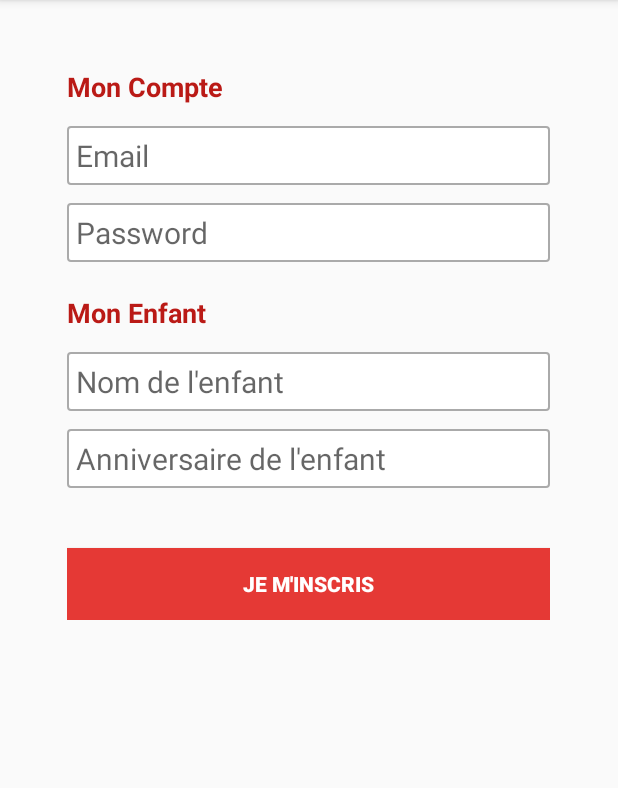
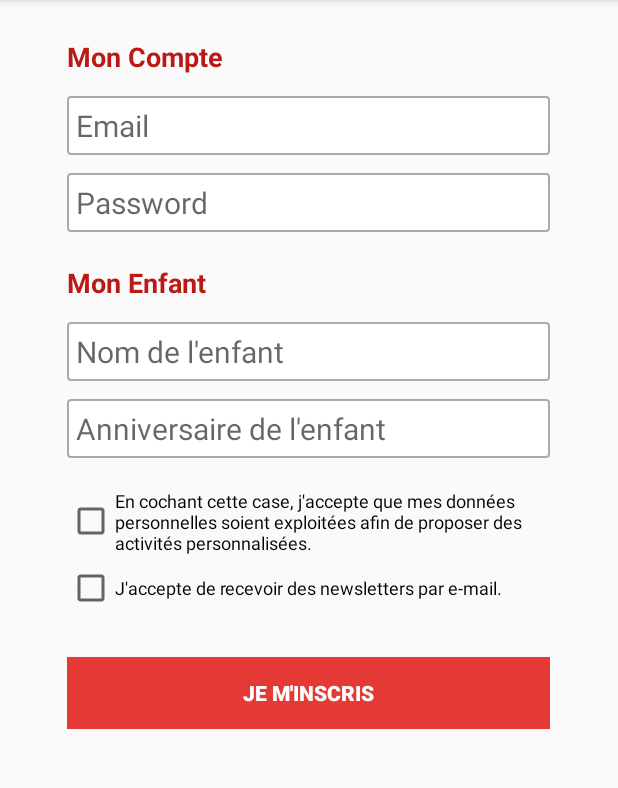
Before and after one commit to ongphil/justkidding_app, an Android app: the SignUpActivity screen opened directly, with no data from a screen before it, on a phone screen of 412 x 824 dp, the part 84-872 px from its top. Run offline under Robolectric (Android 15) with nearby library versions, the phone set to English and light mode, and no system bars; our stand-ins replace Firebase (no records; nobody signed in at launch, a user with empty details on screens opened directly).

Commit message:
Essai sauvetage

```diff
--- a/app/src/main/java/justkidding/justkidding/MainActivity.java
+++ b/app/src/main/java/justkidding/justkidding/MainActivity.java
@@ -53,6 +53,8 @@ public class MainActivity extends AppCompatActivity
 
         Auth = FirebaseAuth.getInstance();
         db = FirebaseFirestore.getInstance();
+
+        //Auth.signOut();
 
         sharedPreferences = getBaseContext().getSharedPreferences("PREFS", MODE_PRIVATE);
 
--- a/app/src/main/res/drawable/circle.xml
+++ b/app/src/main/res/drawable/circle.xml
@@ -2,10 +2,10 @@
 <shape xmlns:android="http://schemas.android.com/apk/res/android"
     android:shape="rectangle">
     <corners android:radius="300dp" />
-    <solid android:color="#DCDCDC" />
+    <solid android:color="@color/colorRedJK" />
     <stroke
         android:width="2dip"
-        android:color="#DCDCDC" />
+        android:color="@color/colorRedJK" />
     <padding
         android:bottom="4dp"
         android:left="4dp"
--- a/app/src/main/res/layout/activity_sign_up.xml
+++ b/app/src/main/res/layout/activity_sign_up.xml
@@ -31,7 +31,7 @@
                 <TextView
                     android:layout_width="match_parent"
                     android:layout_height="wrap_content"
-                    android:layout_marginTop="25dp"
+                    android:layout_marginTop="5dp"
                     android:text="Mon Compte"
                     android:textColor="@color/colorPrimaryDark"
                     android:textSize="18sp"
@@ -88,7 +88,7 @@
                     android:id="@+id/editTextChildBirthday"
                     android:layout_width="match_parent"
                     android:layout_height="wrap_content"
-                    android:layout_marginBottom="40dp"
+                    android:layout_marginBottom="20dp"
                     android:background="@drawable/input_signin_border"
                     android:ems="10"
                     android:hint="Anniversaire de l'enfant"
@@ -96,6 +96,22 @@
                     android:padding="6dp"
                     android:textSize="20sp" />
 
+
+                <CheckBox
+                    android:id="@+id/checkBox"
+                    android:layout_width="match_parent"
+                    android:layout_height="wrap_content"
+                    android:layout_marginBottom="6dp"
+                    android:text="En cochant cette case, j'accepte que mes données personnelles soient exploitées afin de proposer des activités personnalisées."
+                    android:textSize="12sp" />
+
+                <CheckBox
+                    android:id="@+id/checkBox2"
+                    android:layout_width="match_parent"
+                    android:layout_height="wrap_content"
+                    android:layout_marginBottom="30dp"
+                    android:text="J'accepte de recevoir des newsletters par e-mail."
+                    android:textSize="12sp" />
 
                 <Button
                     android:id="@+id/Button_SignUp"
--- a/app/src/main/res/layout/fragment_history.xml
+++ b/app/src/main/res/layout/fragment_history.xml
@@ -11,7 +11,8 @@
         android:layout_width="match_parent"
         android:layout_height="match_parent"
         android:layout_marginLeft="12dp"
-        android:layout_marginRight="12dp">
+        android:layout_marginRight="12dp"
+        android:background="@drawable/confetti_opacity">
 
         <LinearLayout
             android:id="@+id/linearlayout_main"
--- a/app/src/main/res/values/colors.xml
+++ b/app/src/main/res/values/colors.xml
@@ -6,5 +6,5 @@
     <color name="colorRedJK">#E53935</color>
     <color name="colorWhite">#FFFFFF</color>
     <color name="colorGrey">#fafafa</color>
-    <color name="colorGreyDark1">#AAAAAA</color>
+    <color name="colorGreyDark1">#aaaaaa</color>
 </resources>
```
Also changed, not shown: app/src/main/res/layout/fragment_appetences.xml (+10 -3 lines), app/src/main/res/layout/theme_dialog.xml (+5 -2 lines), app/src/main/res/drawable-v24/balloon_wallpaper.png (added), app/src/main/res/drawable-v24/balloon_wallpaper_opacity.png (added), app/src/main/res/drawable-v24/confetti_opacity.png (added).
